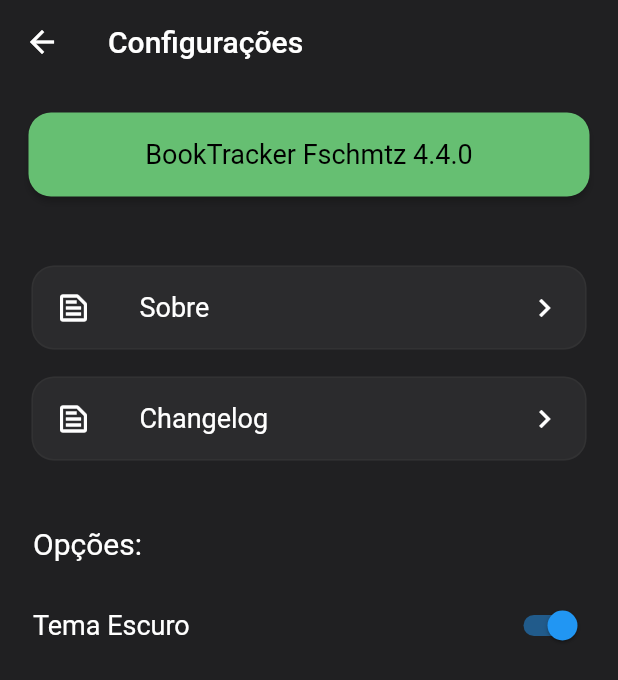
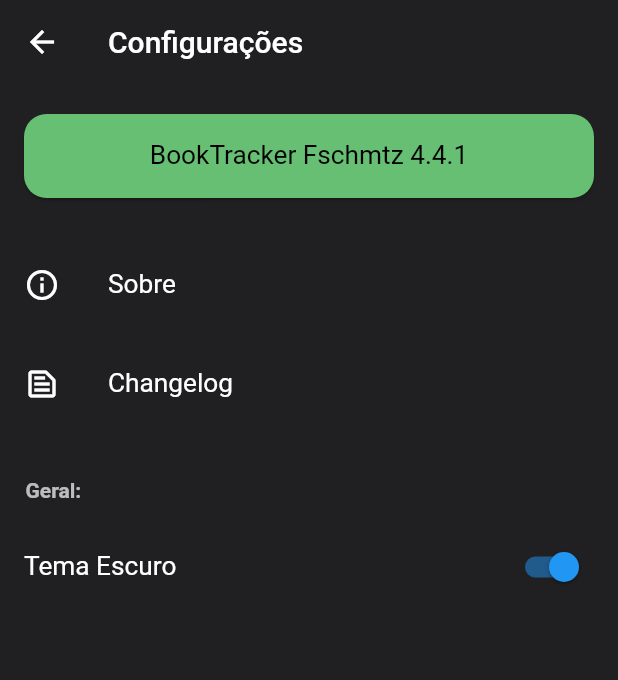
Before and after one commit to Fschmatz/booktrackerv2, a Flutter app: the Configs screen opened directly, on a phone screen of 412 x 824 dp. Shown: the top 680 px of the screen. Run offline on Flutter 3.47's test engine with Material 2 defaults, Android fonts, the phone set to English and light mode, and no system bars; our stand-ins replace flutter_native_image, image_picker, shared_preferences, sqflite; missing offline and left inert: a package; accounts and stored records are empty.

Commit message:
Update 4.4.1

```diff
--- a/lib/pages/configs.dart
+++ b/lib/pages/configs.dart
@@ -18,16 +18,11 @@
   @override
   Widget build(BuildContext context) {
     return Scaffold(
-
         appBar: AppBar(
           title: Text("Configurações"),
           elevation: 0.0,
         ),
-
-        body: Stack(
-        children: <Widget>[
-        SingleChildScrollView(
-          padding: const EdgeInsets.all(17.0),
+        body: SingleChildScrollView(
           child: Column(
             crossAxisAlignment: CrossAxisAlignment.start,
             children: <Widget>[
@@ -35,8 +30,8 @@
                 shape: RoundedRectangleBorder(
                   borderRadius: BorderRadius.all(Radius.circular(15)),
                 ),
-                elevation: 2.0,
-                margin: const EdgeInsets.all(2.0),
+                elevation: 1.0,
+                margin: const EdgeInsets.fromLTRB(16, 20, 16, 30),
                 color: Theme.of(context).accentColor,
                 child: ListTile(
                   title: Text(
@@ -44,31 +39,15 @@
                         " Fschmtz " +
                         versaoNomeChangelog.versaoApp,
                     textAlign: TextAlign.center,
-                    style: TextStyle(fontSize: 18, color: Colors.black),
+                    style: TextStyle(fontSize: 17.5, color: Colors.black),
                   ),
                 ),
               ),
-              const SizedBox(
-                height: 40.0,
-              ),
-              Card(
-                elevation: 0,
-                shape: RoundedRectangleBorder(
-                  borderRadius: BorderRadius.all(Radius.circular(15)),
-                  side: BorderSide(
-                    color:  Colors.grey[800].withOpacity(0.3),
-                    width: 1,
-                  ),
-                ),
-                child: ListTile(
-                  shape: RoundedRectangleBorder(
-                    borderRadius: BorderRadius.all(Radius.circular(15)),
-                  ),
-                  leading: Icon(Icons.text_snippet_outlined),
-                  trailing: Icon(Icons.keyboard_arrow_right),
+              ListTile(
+                leading: Icon(Icons.info_outline,),
                 title: Text(
                   "Sobre",
-                    style: TextStyle(fontSize: 18),
+                  style: TextStyle(fontSize: 17.5),
                 ),
                 onTap: () {
                   Navigator.push(
@@ -79,28 +58,14 @@
                       ));
                 },
               ),
-              ),
               const SizedBox(
                 height: 10,
               ),
-              Card(
-                elevation: 0,
-                shape: RoundedRectangleBorder(
-                  borderRadius: BorderRadius.all(Radius.circular(15)),
-                  side: BorderSide(
-                    color:  Colors.grey[800].withOpacity(0.3),
-                    width: 1,
-                  ),
-                ),
-                child: ListTile(
-                  shape: RoundedRectangleBorder(
-                    borderRadius: BorderRadius.all(Radius.circular(15)),
-                  ),
+              ListTile(
                 leading: Icon(Icons.text_snippet_outlined),
-                  trailing: Icon(Icons.keyboard_arrow_right),
                 title: Text(
                   "Changelog",
-                    style: TextStyle(fontSize: 18),
+                  style: TextStyle(fontSize: 17.5),
                 ),
                 onTap: () {
                   Navigator.push(
@@ -111,44 +76,41 @@
                       ));
                 },
               ),
-              ),
               const SizedBox(
-                height: 40.0,
+                height: 35.0,
               ),
               Padding(
-                padding: const EdgeInsets.fromLTRB(5, 0, 5, 0),
+                padding: const EdgeInsets.fromLTRB(17, 0, 5, 0),
                 child: Text(
-                  "Opções: ",
-                  style: TextStyle(fontSize: 20),
+                    "Geral:",
+                    style: TextStyle(
+                      fontSize: 14,
+                      fontWeight: FontWeight.w700,
+                      color: Theme.of(context)
+                          .textTheme
+                          .headline6
+                          .color
+                          .withOpacity(0.7),)
                 ),
               ),
               const SizedBox(
                 height: 15.0,
               ),
 
-              ListTile(
-                contentPadding: const EdgeInsets.fromLTRB(5, 0, 0, 0),
+              Consumer<ThemeNotifier>(
+                builder: (context, notifier, child) => SwitchListTile(
                     title: Text(
                       "Tema Escuro",
-                  style: TextStyle(fontSize: 18),
+                      style: TextStyle(fontSize: 17.5),
                     ),
-                trailing: Consumer<ThemeNotifier>(
-                  builder: (context, notifier, child) => Switch(
                     activeColor: Colors.blue,
                     value: notifier.darkTheme,
                     onChanged: (value) {
                       notifier.toggleTheme();
                     }),
               ),
-              ),
-
-              const SizedBox(
-                height: 15.0,
-              ),
             ],
           ),
-        )
-      ],
         ));
   }
 }
--- a/lib/util/versaoNomeChangelog.dart
+++ b/lib/util/versaoNomeChangelog.dart
@@ -1,7 +1,7 @@
 class versaoNomeChangelog{
 
   //se mudar o nome do App não esquecer de alterar, no manifesto
-  static String versaoApp = "4.4.0";
+  static String versaoApp = "4.4.1";
   static String nomeApp = "BookTracker";
 
   //1espaço acima, nenhum embaixo
@@ -9,9 +9,10 @@
 
 Versão Atual:
 
-4.4.0
+4.4.1
 - Removidos Cards da Home
 - Small Fix
+- Alterações UI Configs
 ''';
 
   static String changelogsAntigos = '''
--- a/pubspec.yaml
+++ b/pubspec.yaml
@@ -15,7 +15,7 @@
 # In iOS, build-name is used as CFBundleShortVersionString while build-number used as CFBundleVersion.
 # Read more about iOS versioning at
 # https://developer.apple.com/library/archive/documentation/General/Reference/InfoPlistKeyReference/Articles/CoreFoundationKeys.html
-version: 4.4.0
+version: 4.4.1
 
 environment:
   sdk: ">=2.7.0 <3.0.0"
```
Also changed, not shown: lib/pages/home.dart (+26 -31 lines), lib/ui/cardLivro.dart (+14 -29 lines). Lines whose indentation alone changed are shown as unchanged.
